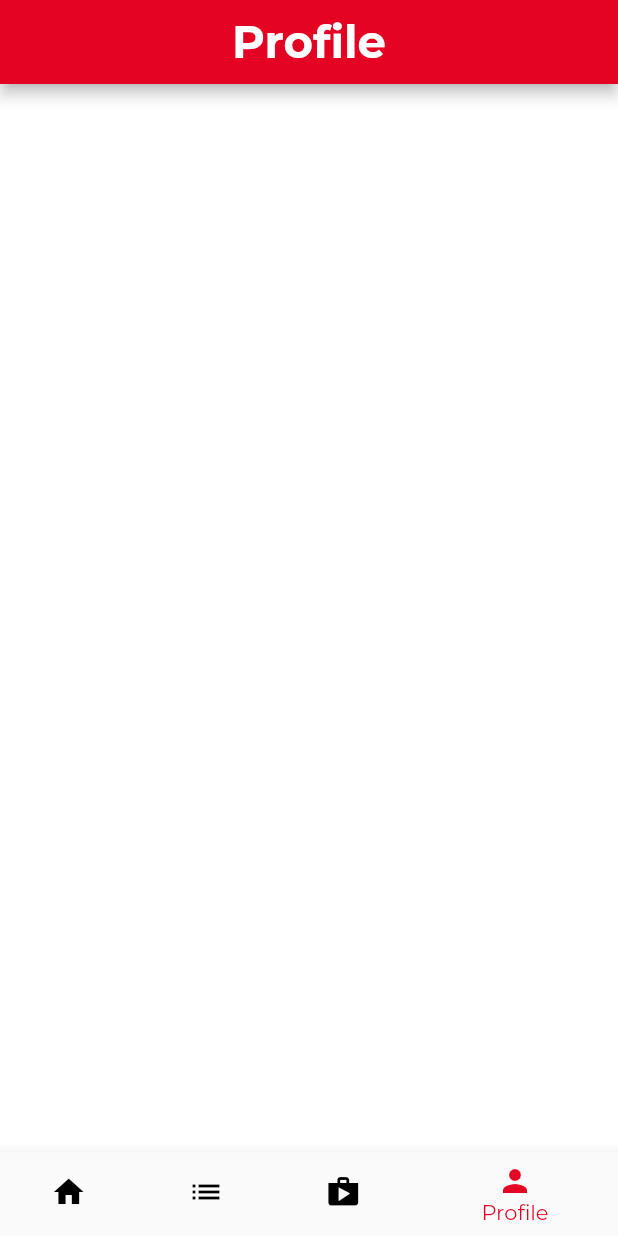
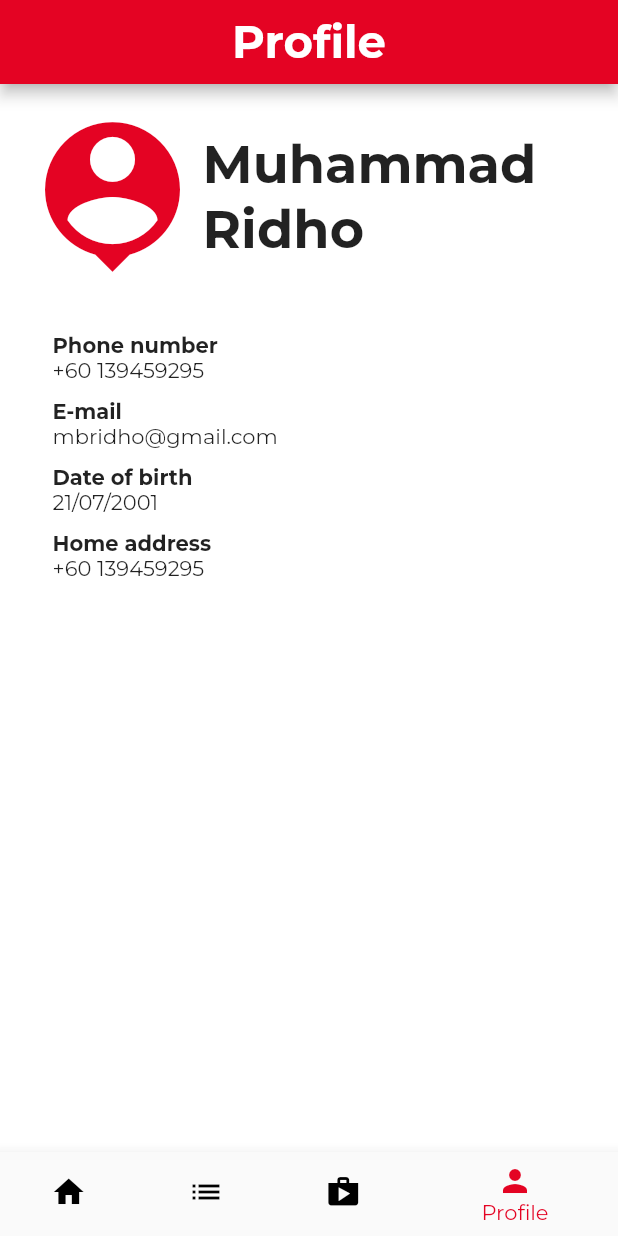
Before and after one commit to sajjadista/El-Printo-System, a Flutter app: the screen it shows after launch, item 4 of the bottom bar chosen, on a phone screen of 412 x 824 dp. Run offline on Flutter 3.47's test engine with Material 2 defaults, Android fonts, the phone set to English and light mode, and no system bars; our stand-ins replace cloud_firestore, firebase_core, google_fonts; accounts and stored records are empty.

Commit message:
Finished profile page

```diff
--- a/print_4_you/lib/pages/orders_page.dart
+++ b/print_4_you/lib/pages/orders_page.dart
@@ -1,5 +1,4 @@
 import 'package:cloud_firestore/cloud_firestore.dart';
-import 'package:flutter/cupertino.dart';
 import 'package:flutter/material.dart';
 
 class OrdersPage extends StatelessWidget {
--- a/print_4_you/lib/pages/profile_page.dart
+++ b/print_4_you/lib/pages/profile_page.dart
@@ -1,4 +1,5 @@
 import 'package:flutter/cupertino.dart';
+import 'package:flutter/material.dart';
 import 'package:flutter/src/foundation/key.dart';
 import 'package:flutter/src/widgets/framework.dart';
 
@@ -7,6 +8,46 @@ class ProfilePage extends StatelessWidget {
 
   @override
   Widget build(BuildContext context) {
-    return Container();
+    return Padding(
+      padding: const EdgeInsets.all(15),
+      child: Column(
+        crossAxisAlignment: CrossAxisAlignment.start,
+        children: [
+          Row(
+            children: const [
+              Icon(Icons.person_pin, size: 120, color: Color(0xFFE40323)),
+              Flexible(
+                child: Text("Muhammad Ridho",
+                    style:
+                        TextStyle(fontWeight: FontWeight.bold, fontSize: 35)),
+              )
+            ],
+          ),
+          Padding(
+            padding: const EdgeInsets.all(20),
+            child: Column(
+              crossAxisAlignment: CrossAxisAlignment.start,
+              children: const [
+                SizedBox(height: 10),
+                Text("Phone number",
+                    style: TextStyle(fontWeight: FontWeight.bold)),
+                Text("+60 139459295"),
+                SizedBox(height: 10),
+                Text("E-mail", style: TextStyle(fontWeight: FontWeight.bold)),
+                Text("mbridho@gmail.com"),
+                SizedBox(height: 10),
+                Text("Date of birth",
+                    style: TextStyle(fontWeight: FontWeight.bold)),
+                Text("21/07/2001"),
+                SizedBox(height: 10),
+                Text("Home address",
+                    style: TextStyle(fontWeight: FontWeight.bold)),
+                Text("+60 139459295"),
+              ],
+            ),
+          ),
+        ],
+      ),
+    );
   }
 }
```
